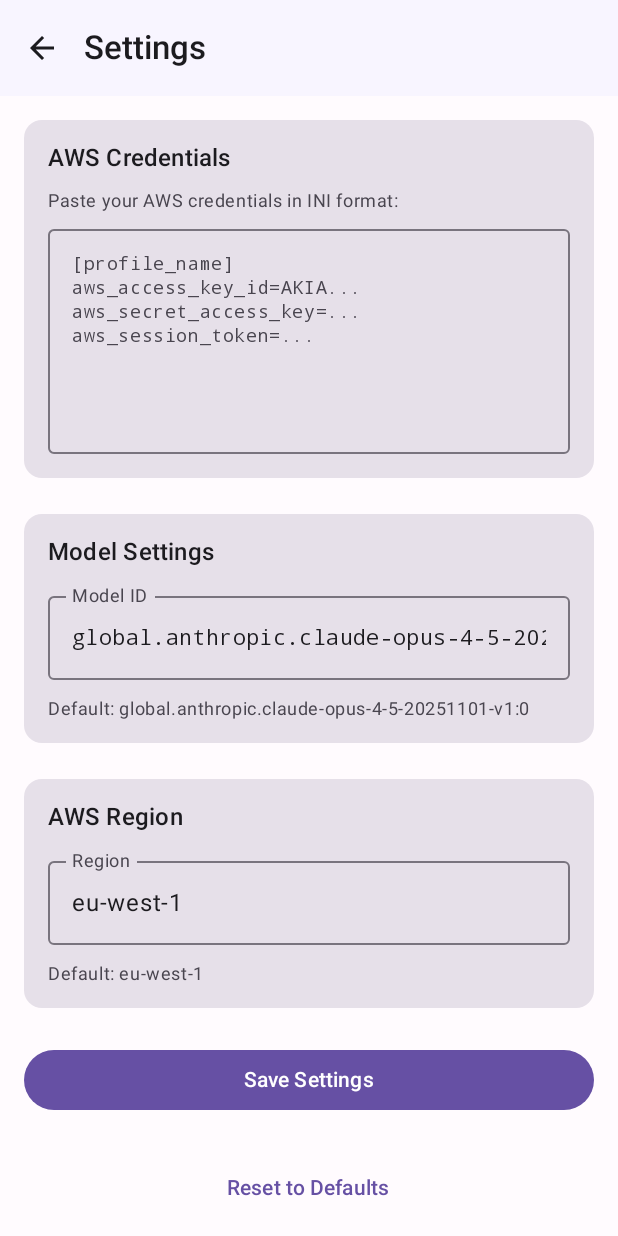
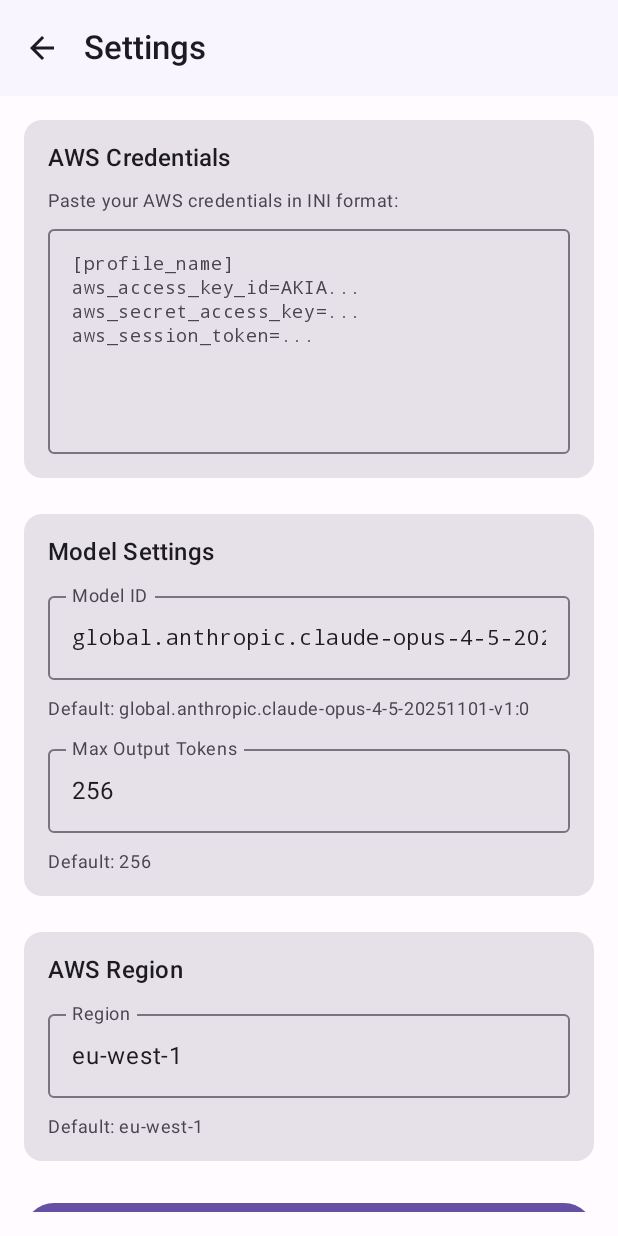
Before and after one commit to gabriel-berzescu/android-bedrock-loom, an Android app built with Jetpack Compose: the screen it shows after launch (MainActivity), after a tap on "Settings", on a phone screen of 412 x 824 dp. Run offline under Robolectric (Android 15) with nearby library versions, the phone set to English and light mode, and no system bars; our stand-ins replace Dagger/Hilt's generated code, Room's generated code, Timber.

Commit message:
feat: Add max tokens configuration and update chat message handling

```diff
--- a/app/src/main/kotlin/com/loom/bedrock/data/preferences/AppPreferences.kt
+++ b/app/src/main/kotlin/com/loom/bedrock/data/preferences/AppPreferences.kt
@@ -4,6 +4,7 @@ import android.content.Context
 import androidx.datastore.core.DataStore
 import androidx.datastore.preferences.core.Preferences
 import androidx.datastore.preferences.core.edit
+import androidx.datastore.preferences.core.intPreferencesKey
 import androidx.datastore.preferences.core.stringPreferencesKey
 import androidx.datastore.preferences.preferencesDataStore
 import dagger.hilt.android.qualifiers.ApplicationContext
@@ -22,9 +23,11 @@ class AppPreferences @Inject constructor(
         private val AWS_CREDENTIALS = stringPreferencesKey("aws_credentials")
         private val AWS_REGION = stringPreferencesKey("aws_region")
         private val MODEL_ID = stringPreferencesKey("model_id")
+        private val MAX_TOKENS = intPreferencesKey("max_tokens")
 
         const val DEFAULT_REGION = "eu-west-1"
         const val DEFAULT_MODEL_ID = "global.anthropic.claude-opus-4-5-20251101-v1:0"
+        const val DEFAULT_MAX_TOKENS = 256
     }
 
     /**
@@ -43,6 +46,9 @@ class AppPreferences @Inject constructor(
     val modelId: Flow<String> = context.dataStore.data
         .map { preferences -> preferences[MODEL_ID] ?: DEFAULT_MODEL_ID }
 
+    val maxTokens: Flow<Int> = context.dataStore.data
+        .map { preferences -> preferences[MAX_TOKENS] ?: DEFAULT_MAX_TOKENS }
+
     suspend fun setAwsCredentials(credentials: String) {
         context.dataStore.edit { preferences ->
             preferences[AWS_CREDENTIALS] = credentials
@@ -58,6 +64,12 @@ class AppPreferences @Inject constructor(
     suspend fun setModelId(modelId: String) {
         context.dataStore.edit { preferences ->
             preferences[MODEL_ID] = modelId
+        }
+    }
+
+    suspend fun setMaxTokens(maxTokens: Int) {
+        context.dataStore.edit { preferences ->
+            preferences[MAX_TOKENS] = maxTokens
         }
     }
 
--- a/app/src/main/kotlin/com/loom/bedrock/ui/screens/ChatScreen.kt
+++ b/app/src/main/kotlin/com/loom/bedrock/ui/screens/ChatScreen.kt
@@ -266,7 +266,7 @@ class ChatViewModel @Inject constructor(
 
             val result = bedrockClient.chatStream(
                 conversationHistory = conversationHistory,
-                systemPrompt = "none",
+                systemPrompt = "base model emulator. predict next words. nothing else.",
                 onChunk = { chunk ->
                     val messages = _uiState.value.messages.toMutableList()
                     val lastIndex = messages.lastIndex
--- a/app/src/main/kotlin/com/loom/bedrock/ui/screens/SettingsScreen.kt
+++ b/app/src/main/kotlin/com/loom/bedrock/ui/screens/SettingsScreen.kt
@@ -36,6 +36,9 @@ class SettingsViewModel @Inject constructor(
     val modelId = appPreferences.modelId
         .stateIn(viewModelScope, SharingStarted.WhileSubscribed(5000), AppPreferences.DEFAULT_MODEL_ID)
 
+    val maxTokens = appPreferences.maxTokens
+        .stateIn(viewModelScope, SharingStarted.WhileSubscribed(5000), AppPreferences.DEFAULT_MAX_TOKENS)
+
     fun saveCredentials(credentials: String) {
         viewModelScope.launch {
             appPreferences.setAwsCredentials(credentials)
@@ -54,6 +57,12 @@ class SettingsViewModel @Inject constructor(
         }
     }
 
+    fun saveMaxTokens(maxTokens: Int) {
+        viewModelScope.launch {
+            appPreferences.setMaxTokens(maxTokens)
+        }
+    }
+
     fun validateCredentials(credentials: String): Boolean {
         return appPreferences.parseCredentials(credentials) != null
     }
@@ -68,10 +77,12 @@ fun SettingsScreen(
     val credentials by viewModel.awsCredentials.collectAsState()
     val region by viewModel.awsRegion.collectAsState()
     val modelId by viewModel.modelId.collectAsState()
+    val maxTokens by viewModel.maxTokens.collectAsState()
 
     var editedCredentials by remember(credentials) { mutableStateOf(credentials) }
     var editedRegion by remember(region) { mutableStateOf(region) }
     var editedModelId by remember(modelId) { mutableStateOf(modelId) }
+    var editedMaxTokens by remember(maxTokens) { mutableStateOf(maxTokens.toString()) }
     var showSaved by remember { mutableStateOf(false) }
 
     val credentialsValid = editedCredentials.isBlank() || viewModel.validateCredentials(editedCredentials)
@@ -171,6 +182,21 @@ fun SettingsScreen(
                         style = MaterialTheme.typography.bodySmall,
                         color = MaterialTheme.colorScheme.onSurfaceVariant
                     )
+
+                    OutlinedTextField(
+                        value = editedMaxTokens,
+                        onValueChange = { editedMaxTokens = it },
+                        modifier = Modifier.fillMaxWidth(),
+                        label = { Text("Max Output Tokens") },
+                        singleLine = true,
+                        keyboardOptions = KeyboardOptions(keyboardType = KeyboardType.Number)
+                    )
+
+                    Text(
+                        text = "Default: ${AppPreferences.DEFAULT_MAX_TOKENS}",
+                        style = MaterialTheme.typography.bodySmall,
+                        color = MaterialTheme.colorScheme.onSurfaceVariant
+                    )
                 }
             }
 
@@ -210,6 +236,8 @@ fun SettingsScreen(
                     viewModel.saveCredentials(editedCredentials)
                     viewModel.saveRegion(editedRegion)
                     viewModel.saveModelId(editedModelId)
+                    val maxTokensInt = editedMaxTokens.toIntOrNull() ?: AppPreferences.DEFAULT_MAX_TOKENS
+                    viewModel.saveMaxTokens(maxTokensInt)
                     showSaved = true
                 },
                 modifier = Modifier.fillMaxWidth(),
@@ -235,6 +263,7 @@ fun SettingsScreen(
                 onClick = {
                     editedRegion = AppPreferences.DEFAULT_REGION
                     editedModelId = AppPreferences.DEFAULT_MODEL_ID
+                    editedMaxTokens = AppPreferences.DEFAULT_MAX_TOKENS.toString()
                 },
                 modifier = Modifier.fillMaxWidth()
             ) {
```
Also changed, not shown: app/src/main/kotlin/com/loom/bedrock/data/api/BedrockClient.kt (+35 -14 lines), app/src/main/kotlin/com/loom/bedrock/ui/screens/TreeScreen.kt (+9 -1 lines), 2 other files.
